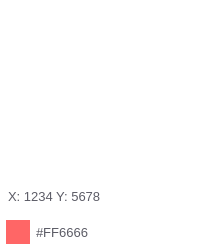
This is OneGrab/src/MouseWindow.ui in whdicu/OneGrab as Qt 5 draws it before an edit. The edited form follows.
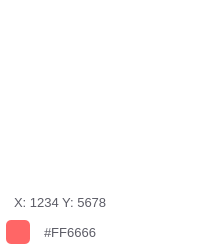
This is the edited form.

Commit message: 1.增加思考模式 2.MouseWindow样式优化

The edit to the form file:
```diff
--- a/OneGrab/src/MouseWindow.ui
+++ b/OneGrab/src/MouseWindow.ui
@@ -42,15 +42,20 @@
 
 #widget_color {
 	background-color: #ff6666;
+	border-radius: 5px;
 }
 
-#label_pos {
+#label_pos,
+#label_color {
+	border-radius: 5px;
+	background-color: rgba(255, 255, 255, 0.2);
 	padding-left: 5px;
+	padding-right: 5px;
 }</string>
   </property>
   <layout class="QVBoxLayout" name="verticalLayout">
    <property name="spacing">
-    <number>0</number>
+    <number>6</number>
    </property>
    <property name="leftMargin">
     <number>0</number>
@@ -62,7 +67,7 @@
     <number>0</number>
    </property>
    <property name="bottomMargin">
-    <number>0</number>
+    <number>6</number>
    </property>
    <item>
     <widget class="QLabel" name="label_img">
@@ -81,17 +86,31 @@
     </widget>
    </item>
    <item>
+    <layout class="QHBoxLayout" name="horizontalLayout_2">
+     <property name="leftMargin">
+      <number>6</number>
+     </property>
+     <property name="topMargin">
+      <number>0</number>
+     </property>
+     <property name="rightMargin">
+      <number>6</number>
+     </property>
+     <property name="bottomMargin">
+      <number>0</number>
+     </property>
+     <item>
     <widget class="QLabel" name="label_pos">
      <property name="minimumSize">
       <size>
        <width>0</width>
-       <height>36</height>
+         <height>24</height>
       </size>
      </property>
      <property name="maximumSize">
       <size>
        <width>16777215</width>
-       <height>36</height>
+         <height>24</height>
       </size>
      </property>
      <property name="font">
@@ -106,18 +125,33 @@
     </widget>
    </item>
    <item>
+      <spacer name="horizontalSpacer_2">
+       <property name="orientation">
+        <enum>Qt::Horizontal</enum>
+       </property>
+       <property name="sizeHint" stdset="0">
+        <size>
+         <width>40</width>
+         <height>20</height>
+        </size>
+       </property>
+      </spacer>
+     </item>
+    </layout>
+   </item>
+   <item>
     <layout class="QHBoxLayout" name="horizontalLayout">
      <property name="leftMargin">
       <number>6</number>
      </property>
      <property name="topMargin">
-      <number>6</number>
+      <number>0</number>
      </property>
      <property name="rightMargin">
       <number>6</number>
      </property>
      <property name="bottomMargin">
-      <number>6</number>
+      <number>0</number>
      </property>
      <item>
       <widget class="QWidget" name="widget_color" native="true">
@@ -160,6 +194,19 @@
        </property>
       </widget>
      </item>
+     <item>
+      <spacer name="horizontalSpacer">
+       <property name="orientation">
+        <enum>Qt::Horizontal</enum>
+       </property>
+       <property name="sizeHint" stdset="0">
+        <size>
+         <width>40</width>
+         <height>20</height>
+        </size>
+       </property>
+      </spacer>
+     </item>
     </layout>
    </item>
   </layout>
```
Lines whose indentation alone changed are shown as unchanged. The commit also changes 15 other files.
